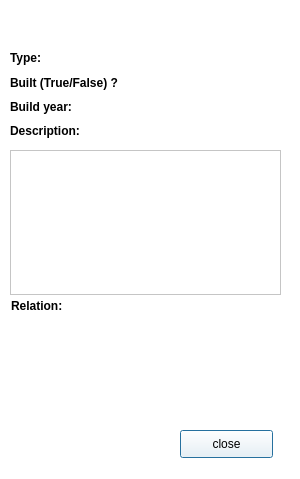
Before: the Qt Designer form vika3/ui/moreinfocomputer.ui in hlynurstef/Verklegt-namskeid-1-vika-3, drawn with Qt 5.
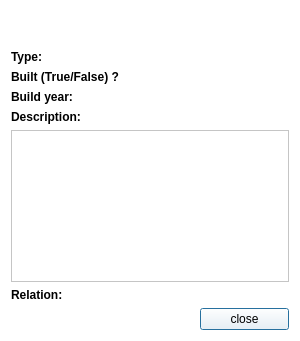
After: the same form once the commit is applied. Icons and pictures are not drawn.

Commit message: lagfæring more info

```diff
--- a/vika3/ui/moreinfocomputer.ui
+++ b/vika3/ui/moreinfocomputer.ui
@@ -7,13 +7,13 @@
     <x>0</x>
     <y>0</y>
     <width>300</width>
-    <height>479</height>
+    <height>341</height>
    </rect>
   </property>
   <property name="minimumSize">
    <size>
     <width>300</width>
-    <height>479</height>
+    <height>341</height>
    </size>
   </property>
   <property name="windowTitle">
@@ -26,91 +26,9 @@
   <property name="styleSheet">
    <string notr="true">background-color: rgb(255, 255, 255);</string>
   </property>
-  <widget class="QTextBrowser" name="label_description">
-   <property name="geometry">
-    <rect>
-     <x>10</x>
-     <y>150</y>
-     <width>271</width>
-     <height>145</height>
-    </rect>
-   </property>
-  </widget>
-  <widget class="QLabel" name="label_relation">
-   <property name="geometry">
-    <rect>
-     <x>276</x>
-     <y>298</y>
-     <width>16</width>
-     <height>16</height>
-    </rect>
-   </property>
-   <property name="text">
-    <string/>
-   </property>
-  </widget>
-  <widget class="QLabel" name="relation">
-   <property name="geometry">
-    <rect>
-     <x>11</x>
-     <y>298</y>
-     <width>58</width>
-     <height>16</height>
-    </rect>
-   </property>
-   <property name="font">
-    <font>
-     <weight>75</weight>
-     <bold>true</bold>
-    </font>
-   </property>
-   <property name="text">
-    <string>Relation:</string>
-   </property>
-  </widget>
-  <widget class="QPushButton" name="pushButton">
-   <property name="geometry">
-    <rect>
-     <x>180</x>
-     <y>430</y>
-     <width>93</width>
-     <height>28</height>
-    </rect>
-   </property>
-   <property name="text">
-    <string>close</string>
-   </property>
-  </widget>
-  <widget class="QWidget" name="layoutWidget">
-   <property name="geometry">
-    <rect>
-     <x>10</x>
-     <y>10</y>
-     <width>271</width>
-     <height>130</height>
-    </rect>
-   </property>
+  <layout class="QGridLayout" name="gridLayout_2">
+   <item row="0" column="0" colspan="3">
    <layout class="QGridLayout" name="gridLayout">
-    <item row="1" column="0">
-     <widget class="QLabel" name="type">
-      <property name="font">
-       <font>
-        <weight>75</weight>
-        <bold>true</bold>
-       </font>
-      </property>
-      <property name="text">
-       <string>Type:</string>
-      </property>
-     </widget>
-    </item>
-    <item row="1" column="1" colspan="3">
-     <widget class="QLabel" name="label_type">
-      <property name="text">
-       <string/>
-      </property>
-     </widget>
-    </item>
     <item row="0" column="0" colspan="4">
      <widget class="QLabel" name="label_name">
       <property name="font">
@@ -126,6 +44,39 @@
       </property>
      </widget>
     </item>
+     <item row="1" column="0">
+      <widget class="QLabel" name="type">
+       <property name="font">
+        <font>
+         <weight>75</weight>
+         <bold>true</bold>
+        </font>
+       </property>
+       <property name="text">
+        <string>Type:</string>
+       </property>
+      </widget>
+     </item>
+     <item row="3" column="1" colspan="3">
+      <widget class="QLabel" name="label_buildYear">
+       <property name="text">
+        <string/>
+       </property>
+      </widget>
+     </item>
+     <item row="3" column="0">
+      <widget class="QLabel" name="buildYear">
+       <property name="font">
+        <font>
+         <weight>75</weight>
+         <bold>true</bold>
+        </font>
+       </property>
+       <property name="text">
+        <string>Build year:</string>
+       </property>
+      </widget>
+     </item>
     <item row="2" column="0" colspan="2">
      <widget class="QLabel" name="built">
       <property name="font">
@@ -139,6 +90,13 @@
       </property>
      </widget>
     </item>
+     <item row="1" column="1" colspan="3">
+      <widget class="QLabel" name="label_type">
+       <property name="text">
+        <string/>
+       </property>
+      </widget>
+     </item>
     <item row="2" column="2">
      <widget class="QLabel" name="label_built">
       <property name="text">
@@ -146,27 +104,7 @@
       </property>
      </widget>
     </item>
-    <item row="3" column="0">
-     <widget class="QLabel" name="buildYear">
-      <property name="font">
-       <font>
-        <weight>75</weight>
-        <bold>true</bold>
-       </font>
-      </property>
-      <property name="text">
-       <string>Build year:</string>
-      </property>
-     </widget>
-    </item>
-    <item row="3" column="1" colspan="3">
-     <widget class="QLabel" name="label_buildYear">
-      <property name="text">
-       <string/>
-      </property>
-     </widget>
-    </item>
-    <item row="4" column="0" colspan="2">
+     <item row="4" column="0">
      <widget class="QLabel" name="description">
       <property name="font">
        <font>
@@ -180,7 +118,45 @@
      </widget>
     </item>
    </layout>
-  </widget>
+   </item>
+   <item row="2" column="0">
+    <widget class="QLabel" name="relation">
+     <property name="font">
+      <font>
+       <weight>75</weight>
+       <bold>true</bold>
+      </font>
+     </property>
+     <property name="text">
+      <string>Relation:</string>
+     </property>
+    </widget>
+   </item>
+   <item row="1" column="0" colspan="3">
+    <widget class="QTextBrowser" name="label_description">
+     <property name="baseSize">
+      <size>
+       <width>0</width>
+       <height>0</height>
+      </size>
+     </property>
+    </widget>
+   </item>
+   <item row="2" column="1" colspan="2">
+    <widget class="QLabel" name="label_relation">
+     <property name="text">
+      <string/>
+     </property>
+    </widget>
+   </item>
+   <item row="3" column="2">
+    <widget class="QPushButton" name="pushButton">
+     <property name="text">
+      <string>close</string>
+     </property>
+    </widget>
+   </item>
+  </layout>
  </widget>
  <resources>
   <include location="resources.qrc"/>
```
Lines whose indentation alone changed are shown as unchanged.
